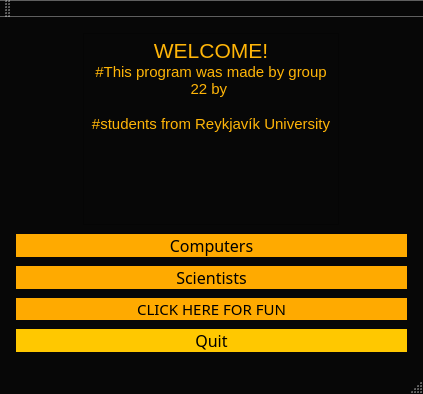
Qt form mainwindow.ui (stefanv15/verklegtNamskeid_skil3) before a commit.
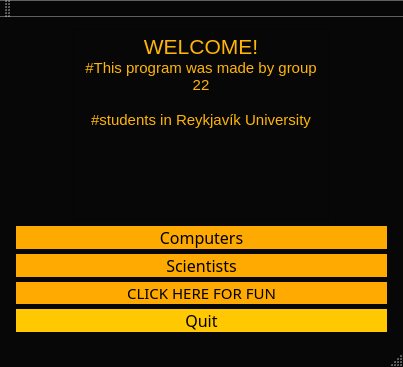
The same form after that commit.

The edit to the form file:
```diff
--- a/mainwindow.ui
+++ b/mainwindow.ui
@@ -6,8 +6,8 @@
    <rect>
     <x>0</x>
     <y>0</y>
-    <width>423</width>
-    <height>394</height>
+    <width>403</width>
+    <height>367</height>
    </rect>
   </property>
   <property name="palette">
@@ -459,8 +459,8 @@
 p, li { white-space: pre-wrap; }
 &lt;/style&gt;&lt;/head&gt;&lt;body style=&quot; font-family:'MS Shell Dlg 2'; font-size:8.25pt; font-weight:400; font-style:normal;&quot;&gt;
 &lt;p align=&quot;center&quot; style=&quot; margin-top:0px; margin-bottom:0px; margin-left:0px; margin-right:0px; -qt-block-indent:0; text-indent:0px;&quot;&gt;&lt;span style=&quot; font-size:16pt;&quot;&gt;WELCOME!&lt;/span&gt;&lt;/p&gt;
-&lt;p align=&quot;center&quot; style=&quot; margin-top:0px; margin-bottom:0px; margin-left:0px; margin-right:0px; -qt-block-indent:0; text-indent:0px;&quot;&gt;&lt;span style=&quot; font-size:11pt;&quot;&gt;#This program was made by group 22 by &lt;/span&gt;&lt;/p&gt;
-&lt;p align=&quot;center&quot; style=&quot; margin-top:0px; margin-bottom:0px; margin-left:0px; margin-right:0px; -qt-block-indent:0; text-indent:0px;&quot;&gt;&lt;span style=&quot; font-size:11pt;&quot;&gt;&lt;br /&gt;#students from Reykjavík University&lt;/span&gt;&lt;/p&gt;&lt;/body&gt;&lt;/html&gt;</string>
+&lt;p align=&quot;center&quot; style=&quot; margin-top:0px; margin-bottom:0px; margin-left:0px; margin-right:0px; -qt-block-indent:0; text-indent:0px;&quot;&gt;&lt;span style=&quot; font-size:11pt;&quot;&gt;#This program was made by group 22&lt;/span&gt;&lt;/p&gt;
+&lt;p align=&quot;center&quot; style=&quot; margin-top:0px; margin-bottom:0px; margin-left:0px; margin-right:0px; -qt-block-indent:0; text-indent:0px;&quot;&gt;&lt;span style=&quot; font-size:11pt;&quot;&gt;&lt;br /&gt;#students in Reykjavík University&lt;/span&gt;&lt;/p&gt;&lt;/body&gt;&lt;/html&gt;</string>
         </property>
        </widget>
       </item>
@@ -1167,6 +1167,7 @@
     </item>
    </layout>
   </widget>
+  <widget class="QStatusBar" name="statusBar"/>
   <widget class="QToolBar" name="mainToolBar">
    <attribute name="toolBarArea">
     <enum>TopToolBarArea</enum>
@@ -1175,7 +1176,6 @@
     <bool>false</bool>
    </attribute>
   </widget>
-  <widget class="QStatusBar" name="statusBar"/>
  </widget>
  <layoutdefault spacing="6" margin="11"/>
  <resources/>
```
